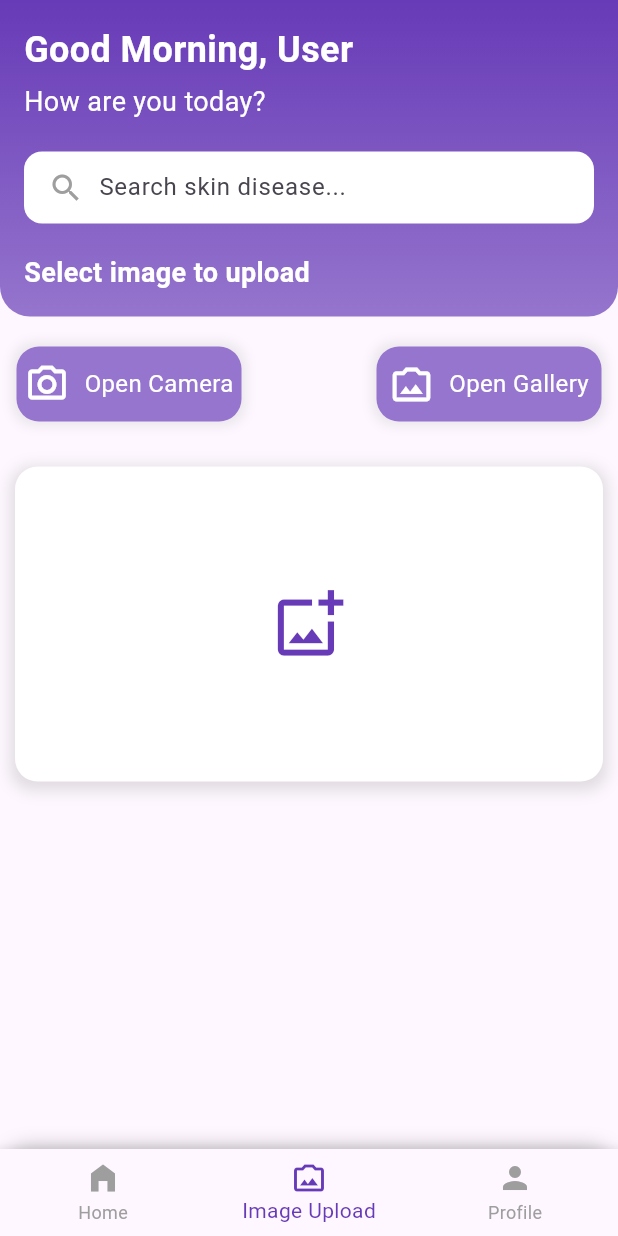
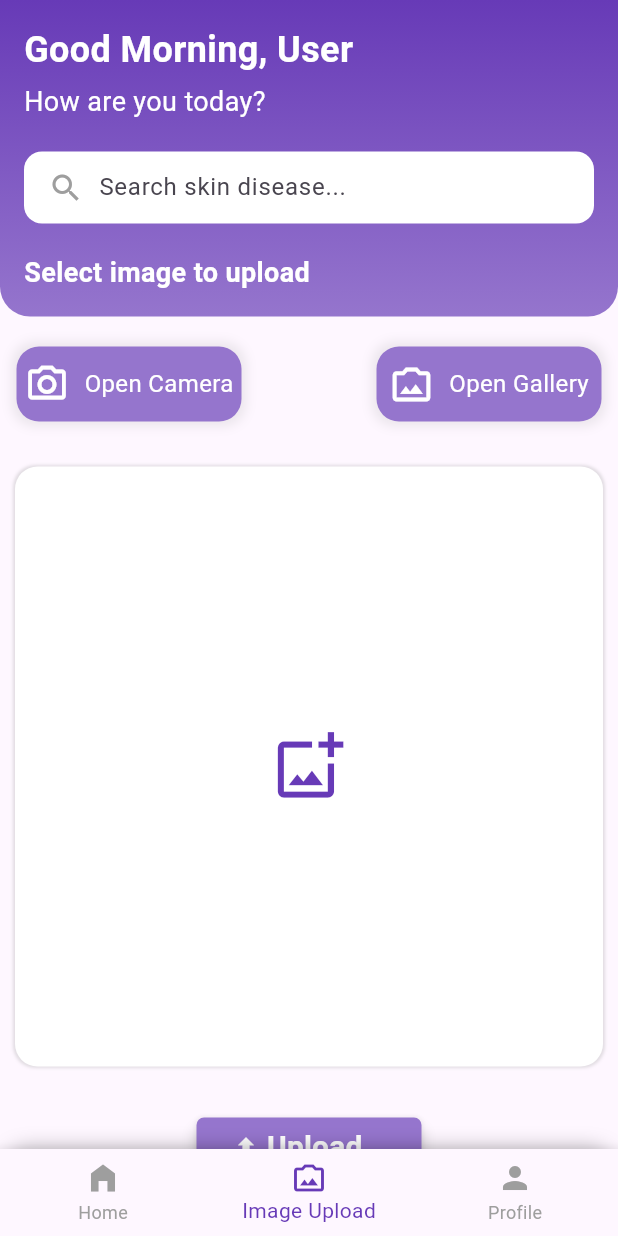
Before and after one commit to Group9apancj/group9, a Flutter app: the HomeScreen screen opened directly, on a phone screen of 412 x 824 dp. Run offline on Flutter 3.47's test engine with Material 3 defaults, Android fonts, the phone set to English and light mode, and no system bars; our stand-ins replace font_awesome_flutter, google_fonts, image_picker; network calls fail.

Commit message:
Edit the upload class to make it receive the image and send it the model

```diff
--- a/interfaceapp/lib/interface.dart
+++ b/interfaceapp/lib/interface.dart
@@ -1,6 +1,8 @@
 import 'package:flutter/material.dart';
+import 'package:google_fonts/google_fonts.dart';
 import 'package:image_picker/image_picker.dart';
 import 'dart:typed_data';
+import 'uploadClass.dart';
 
 void main() {
   runApp(MyApp());
@@ -22,12 +24,15 @@ class HomeScreen extends StatefulWidget {
 }
 
 class _HomeScreenState extends State<HomeScreen> {
-  Uint8List? _imageBytes; // Store image bytes for Flutter Web compatibility
+  Upload2 upload=Upload2();
 
+  Uint8List? _imageBytes;
   Future<void> _pickImageFromGallery() async {
-    final pickedFile = await ImagePicker().pickImage(source: ImageSource.gallery);
+    final pickedFile =
+        await ImagePicker().pickImage(source: ImageSource.gallery);
     if (pickedFile != null) {
-      final bytes = await pickedFile.readAsBytes(); // Get bytes for web compatibility
+      final bytes =
+          await pickedFile.readAsBytes();
       setState(() {
         _imageBytes = bytes;
       });
@@ -35,12 +40,22 @@ class _HomeScreenState extends State<HomeScreen> {
   }
 
   Future<void> _pickImageFromCamera() async {
-    final pickedFile = await ImagePicker().pickImage(source: ImageSource.camera);
+    final pickedFile =
+        await ImagePicker().pickImage(source: ImageSource.camera);
     if (pickedFile != null) {
-      final bytes = await pickedFile.readAsBytes(); // Get bytes for web compatibility
+      final bytes =
+          await pickedFile.readAsBytes(); // Get bytes for web compatibility
       setState(() {
         _imageBytes = bytes;
       });
+    }
+  }
+
+  Future<void> sendImageToModel() async{
+    if(_imageBytes!=null){
+      final results=await upload.uploadImage(_imageBytes);
+    }else{
+      print("Select image");
     }
   }
 
@@ -146,16 +161,16 @@ class _HomeScreenState extends State<HomeScreen> {
               padding: EdgeInsets.all(16.0),
               margin: EdgeInsets.all(10.0),
               width: double.infinity,
-              height: 210,
+              height: 400,
               decoration: BoxDecoration(
                 color: Colors.white,
                 borderRadius: BorderRadius.circular(15),
                 boxShadow: [
                   BoxShadow(
                     color: Colors.grey.withOpacity(0.3),
-                    spreadRadius: 3,
-                    blurRadius: 8,
-                    offset: Offset(0, 3),
+                    spreadRadius: 1,
+                    blurRadius: 1,
+                    offset: Offset(0, 0),
                   ),
                 ],
               ),
@@ -173,6 +188,35 @@ class _HomeScreenState extends State<HomeScreen> {
               ),
             ),
             SizedBox(height: 20),
+            Container(
+              width: 150,
+                child: ElevatedButton(
+              onPressed: () {
+                sendImageToModel();
+              },
+              child: Row(
+                children: [
+                  Icon(Icons.upload),
+                  SizedBox(width: 5),
+                  Text("Upload",
+                  style: TextStyle(
+                    fontSize: 20,
+                    fontWeight: FontWeight.bold,
+                  ),
+                  )
+                ],
+              ),
+              style: ElevatedButton.styleFrom(
+                elevation: 4,
+                  backgroundColor: Color(0xFF9575CD),
+                  foregroundColor: Colors.white,
+                  shape: RoundedRectangleBorder(
+                      borderRadius: BorderRadius.circular(5),
+                  ),
+
+              ),
+            )
+            ),
           ],
         ),
       ),
@@ -215,7 +259,10 @@ class _HomeScreenState extends State<HomeScreen> {
     );
   }
 
-  Widget _buildActionButton({required IconData icon, required String label, required VoidCallback onTap}) {
+  Widget _buildActionButton(
+      {required IconData icon,
+      required String label,
+      required VoidCallback onTap}) {
     return InkWell(
       onTap: onTap,
       child: Container(
--- a/interfaceapp/lib/main.dart
+++ b/interfaceapp/lib/main.dart
@@ -2,11 +2,13 @@ import "package:flutter/material.dart";
 import "NewInter.dart";
 import 'upload.dart';
 import 'login.dart';
+import 'Register.dart';
 
 void main() => runApp(MaterialApp(
       initialRoute: '/',
       routes: {
         '/': (context) => LoginPage(),
+        'register':(context)=>Register(),
         'homepage': (context) => Home(),
         '/upload': (context) => ImageUploadPage()
       },
--- a/interfaceapp/lib/upload.dart
+++ b/interfaceapp/lib/upload.dart
@@ -3,6 +3,7 @@ import 'package:flutter/material.dart';
 import 'package:http/http.dart' as http;
 import 'package:image_picker/image_picker.dart';
 import 'uploadClass.dart';
+
 
 void main()=>runApp(MaterialApp(
   home: ImageUploadPage(),
```
Also changed, not shown: interfaceapp/lib/Register.dart (+46 -4 lines), interfaceapp/lib/login.dart (+37 -4 lines), interfaceapp/lib/uploadClass.dart (+5 -7 lines). Lines whose indentation alone changed are shown as unchanged.
